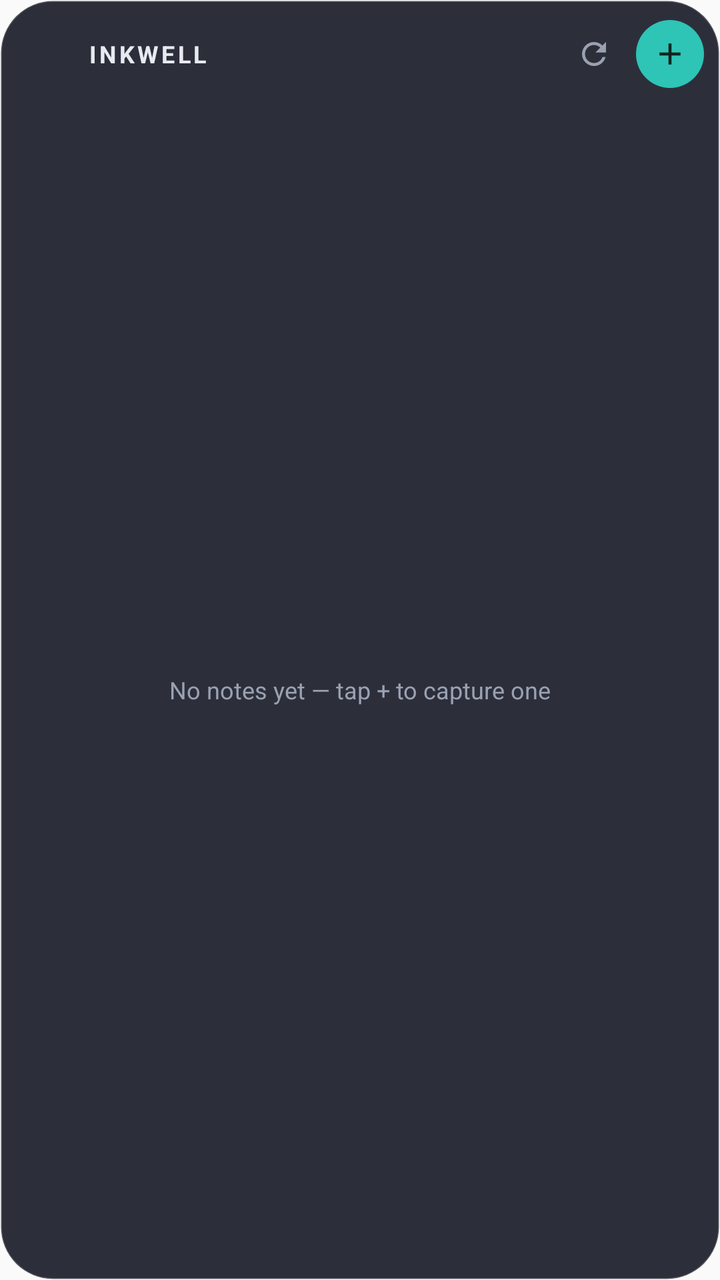
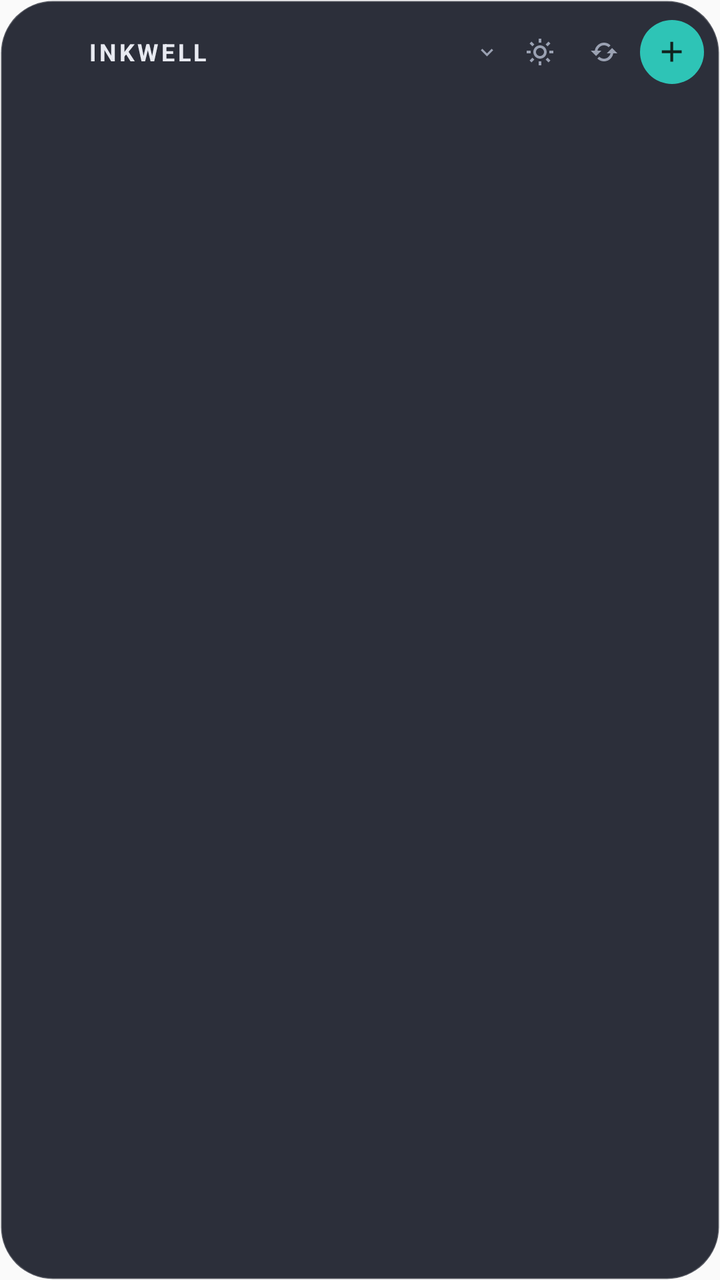

Two renders of the same Android screen: before a commit and after it. Below are the layout's source before the change and the commit's diff.
<!-- AndroidManifest.xml: application theme AppTheme -->
<!-- res/layout/widget_large.xml -->
<?xml version="1.0" encoding="utf-8"?>
<LinearLayout xmlns:android="http://schemas.android.com/apk/res/android"
    android:layout_width="match_parent"
    android:layout_height="match_parent"
    android:background="@drawable/widget_bg"
    android:orientation="vertical">

    <LinearLayout
        android:id="@+id/widget_header"
        android:layout_width="match_parent"
        android:layout_height="wrap_content"
        android:gravity="center_vertical"
        android:orientation="horizontal"
        android:paddingLeft="14dp"
        android:paddingTop="10dp"
        android:paddingRight="8dp"
        android:paddingBottom="6dp">

        <ImageView
            android:layout_width="22dp"
            android:layout_height="22dp"
            android:contentDescription="@string/app_name"
            android:src="@mipmap/ic_launcher" />

        <TextView
            android:layout_width="0dp"
            android:layout_height="wrap_content"
            android:layout_marginStart="8dp"
            android:layout_weight="1"
            android:letterSpacing="0.12"
            android:text="@string/app_name"
            android:textAllCaps="true"
            android:textColor="@color/widget_text"
            android:textSize="12sp"
            android:textStyle="bold" />

        <ImageView
            android:id="@+id/widget_refresh"
            android:layout_width="34dp"
            android:layout_height="34dp"
            android:contentDescription="@string/widget_refresh"
            android:padding="8dp"
            android:src="@drawable/widget_ic_refresh" />

        <FrameLayout
            android:id="@+id/widget_add"
            android:layout_width="34dp"
            android:layout_height="34dp"
            android:layout_marginStart="4dp"
            android:background="@drawable/widget_add_bg">

            <ImageView
                android:layout_width="18dp"
                android:layout_height="18dp"
                android:layout_gravity="center"
                android:contentDescription="@string/widget_new_note"
                android:src="@drawable/widget_ic_add" />
        </FrameLayout>
    </LinearLayout>

    <FrameLayout
        android:layout_width="match_parent"
        android:layout_height="0dp"
        android:layout_weight="1">

        <ListView
            android:id="@+id/widget_list"
            android:layout_width="match_parent"
            android:layout_height="match_parent"
            android:divider="@null"
            android:dividerHeight="0dp" />

        <TextView
            android:id="@+id/widget_empty"
            android:layout_width="match_parent"
            android:layout_height="match_parent"
            android:gravity="center"
            android:padding="16dp"
            android:text="@string/widget_empty"
            android:textColor="@color/widget_muted"
            android:textSize="12sp" />
    </FrameLayout>
</LinearLayout>
<!-- resources referenced by this layout -->
<resources>
  <color name="widget_muted">#FF9AA1B2</color>
  <color name="widget_text">#FFE8EAF1</color>
  <!-- drawable widget_ic_add (drawable) -->
  <?xml version="1.0" encoding="utf-8"?>
  <vector xmlns:android="http://schemas.android.com/apk/res/android"
      android:width="24dp"
      android:height="24dp"
      android:viewportWidth="24"
      android:viewportHeight="24">
      <path
          android:fillColor="#FF10231F"
          android:pathData="M11,5h2v6h6v2h-6v6h-2v-6H5v-2h6z" />
  </vector>
  <!-- drawable widget_ic_refresh (drawable) -->
  <?xml version="1.0" encoding="utf-8"?>
  <vector xmlns:android="http://schemas.android.com/apk/res/android"
      android:width="24dp"
      android:height="24dp"
      android:viewportWidth="24"
      android:viewportHeight="24">
      <path
          android:fillColor="#FF9AA1B2"
          android:pathData="M17.65,6.35C16.2,4.9 14.21,4 12,4c-4.42,0 -7.99,3.58 -8,8s3.57,8 8,8c3.73,0 6.84,-2.55 7.73,-6h-2.08c-0.82,2.33 -3.04,4 -5.65,4 -3.31,0 -6,-2.69 -6,-6s2.69,-6 6,-6c1.66,0 3.14,0.69 4.22,1.78L13,11h7V4l-2.35,2.35z" />
  </vector>
  <string name="app_name">Inkwell</string>
  <string name="widget_empty">No notes yet — tap + to capture one</string>
  <string name="widget_new_note">New note</string>
  <string name="widget_refresh">Refresh</string>
  <!-- unchanged entries left out for length: 4 -->
</resources>

<!-- the commit's change to res/layout/widget_large.xml (unified diff, before → after) -->
@@ -14,7 +14,7 @@
         android:paddingLeft="14dp"
         android:paddingTop="10dp"
         android:paddingRight="8dp"
-        android:paddingBottom="6dp">
+        android:paddingBottom="2dp">
 
         <ImageView
             android:layout_width="22dp"
@@ -23,10 +23,9 @@
             android:src="@mipmap/ic_launcher" />
 
         <TextView
-            android:layout_width="0dp"
+            android:layout_width="wrap_content"
             android:layout_height="wrap_content"
             android:layout_marginStart="8dp"
-            android:layout_weight="1"
             android:letterSpacing="0.12"
             android:text="@string/app_name"
             android:textAllCaps="true"
@@ -34,50 +33,421 @@
             android:textSize="12sp"
             android:textStyle="bold" />
 
+        <TextView
+            android:id="@+id/widget_count"
+            android:layout_width="0dp"
+            android:layout_height="wrap_content"
+            android:layout_marginStart="8dp"
+            android:layout_weight="1"
+            android:ellipsize="end"
+            android:maxLines="1"
+            android:textColor="@color/widget_muted"
+            android:textSize="10.5sp" />
+
+        <ImageView
+            android:id="@+id/widget_menu"
+            android:layout_width="13dp"
+            android:layout_height="13dp"
+            android:layout_marginEnd="4dp"
+            android:contentDescription="@string/widget_menu"
+            android:src="@drawable/ic_chevron_down" />
+
+        <ImageView
+            android:id="@+id/widget_journal"
+            android:layout_width="32dp"
+            android:layout_height="32dp"
+            android:contentDescription="@string/widget_journal"
+            android:padding="8dp"
+            android:src="@drawable/widget_ic_journal" />
+
         <ImageView
             android:id="@+id/widget_refresh"
-            android:layout_width="34dp"
-            android:layout_height="34dp"
+            android:layout_width="32dp"
+            android:layout_height="32dp"
             android:contentDescription="@string/widget_refresh"
             android:padding="8dp"
             android:src="@drawable/widget_ic_refresh" />
 
         <FrameLayout
             android:id="@+id/widget_add"
-            android:layout_width="34dp"
-            android:layout_height="34dp"
-            android:layout_marginStart="4dp"
+            android:layout_width="32dp"
+            android:layout_height="32dp"
+            android:layout_marginStart="2dp"
             android:background="@drawable/widget_add_bg">
 
             <ImageView
-                android:layout_width="18dp"
-                android:layout_height="18dp"
+                android:layout_width="17dp"
+                android:layout_height="17dp"
                 android:layout_gravity="center"
                 android:contentDescription="@string/widget_new_note"
                 android:src="@drawable/widget_ic_add" />
         </FrameLayout>
     </LinearLayout>
 
-    <FrameLayout
+    <LinearLayout
+        android:id="@+id/row1"
+        android:layout_width="match_parent"
+        android:layout_height="wrap_content"
+        android:gravity="center_vertical"
+        android:orientation="horizontal"
+        android:paddingLeft="14dp"
+        android:paddingTop="4dp"
+        android:paddingRight="14dp"
+        android:paddingBottom="4dp"
+        android:visibility="gone">
+
+        <View
+            android:id="@+id/row1_color"
+            android:layout_width="3dp"
+            android:layout_height="26dp"
+            android:layout_marginEnd="8dp"
+            android:background="@color/widget_accent" />
+
+        <LinearLayout
+            android:layout_width="0dp"
+            android:layout_height="wrap_content"
+            android:layout_weight="1"
+            android:orientation="vertical">
+
+            <LinearLayout
+                android:layout_width="match_parent"
+                android:layout_height="wrap_content"
+                android:gravity="center_vertical"
+                android:orientation="horizontal">
+
+                <ImageView
+                    android:id="@+id/row1_pin"
+                    android:layout_width="10dp"
+                    android:layout_height="10dp"
+                    android:layout_marginEnd="4dp"
+                    android:contentDescription="@string/widget_pinned"
+                    android:src="@drawable/widget_ic_pin"
+                    android:visibility="gone" />
+
+                <TextView
+                    android:id="@+id/row1_title"
+                    android:layout_width="0dp"
+                    android:layout_height="wrap_content"
+                    android:layout_weight="1"
+                    android:ellipsize="end"
+                    android:maxLines="1"
+                    android:textColor="@color/widget_text"
+                    android:textSize="13sp"
+                    android:textStyle="bold" />
+
+                <TextView
+                    android:id="@+id/row1_date"
+                    android:layout_width="wrap_content"
+                    android:layout_height="wrap_content"
+                    android:layout_marginStart="6dp"
+                    android:textColor="@color/widget_faint"
+                    android:textSize="9.5sp" />
+            </LinearLayout>
+
+            <TextView
+                android:id="@+id/row1_snippet"
+                android:layout_width="match_parent"
+                android:layout_height="wrap_content"
+                android:ellipsize="end"
+                android:maxLines="1"
+                android:textColor="@color/widget_muted"
+                android:textSize="11sp" />
+        </LinearLayout>
+    </LinearLayout>
+
+    <LinearLayout
+        android:id="@+id/row2"
+        android:layout_width="match_parent"
+        android:layout_height="wrap_content"
+        android:gravity="center_vertical"
+        android:orientation="horizontal"
+        android:paddingLeft="14dp"
+        android:paddingTop="4dp"
+        android:paddingRight="14dp"
+        android:paddingBottom="4dp"
+        android:visibility="gone">
+
+        <View
+            android:id="@+id/row2_color"
+            android:layout_width="3dp"
+            android:layout_height="26dp"
+            android:layout_marginEnd="8dp"
+            android:background="@color/widget_accent" />
+
+        <LinearLayout
+            android:layout_width="0dp"
+            android:layout_height="wrap_content"
+            android:layout_weight="1"
+            android:orientation="vertical">
+
+            <LinearLayout
+                android:layout_width="match_parent"
+                android:layout_height="wrap_content"
+                android:gravity="center_vertical"
+                android:orientation="horizontal">
+
+                <ImageView
+                    android:id="@+id/row2_pin"
+                    android:layout_width="10dp"
+                    android:layout_height="10dp"
+                    android:layout_marginEnd="4dp"
+                    android:contentDescription="@string/widget_pinned"
+                    android:src="@drawable/widget_ic_pin"
+                    android:visibility="gone" />
+
+                <TextView
+                    android:id="@+id/row2_title"
+                    android:layout_width="0dp"
+                    android:layout_height="wrap_content"
+                    android:layout_weight="1"
+                    android:ellipsize="end"
+                    android:maxLines="1"
+                    android:textColor="@color/widget_text"
+                    android:textSize="13sp"
+                    android:textStyle="bold" />
+
+                <TextView
+                    android:id="@+id/row2_date"
+                    android:layout_width="wrap_content"
+                    android:layout_height="wrap_content"
+                    android:layout_marginStart="6dp"
+                    android:textColor="@color/widget_faint"
+                    android:textSize="9.5sp" />
+            </LinearLayout>
+
+            <TextView
+                android:id="@+id/row2_snippet"
+                android:layout_width="match_parent"
+                android:layout_height="wrap_content"
+                android:ellipsize="end"
+                android:maxLines="1"
+                android:textColor="@color/widget_muted"
+                android:textSize="11sp" />
+        </LinearLayout>
+    </LinearLayout>
+
+    <LinearLayout
+        android:id="@+id/row3"
+        android:layout_width="match_parent"
+        android:layout_height="wrap_content"
+        android:gravity="center_vertical"
+        android:orientation="horizontal"
+        android:paddingLeft="14dp"
+        android:paddingTop="4dp"
+        android:paddingRight="14dp"
+        android:paddingBottom="4dp"
+        android:visibility="gone">
+
+        <View
+            android:id="@+id/row3_color"
+            android:layout_width="3dp"
+            android:layout_height="26dp"
+            android:layout_marginEnd="8dp"
+            android:background="@color/widget_accent" />
+
+        <LinearLayout
+            android:layout_width="0dp"
+            android:layout_height="wrap_content"
+            android:layout_weight="1"
+            android:orientation="vertical">
+
+            <LinearLayout
+                android:layout_width="match_parent"
+                android:layout_height="wrap_content"
+                android:gravity="center_vertical"
+                android:orientation="horizontal">
+
+                <ImageView
+                    android:id="@+id/row3_pin"
+                    android:layout_width="10dp"
+                    android:layout_height="10dp"
+                    android:layout_marginEnd="4dp"
+                    android:contentDescription="@string/widget_pinned"
+                    android:src="@drawable/widget_ic_pin"
+                    android:visibility="gone" />
+
+                <TextView
+                    android:id="@+id/row3_title"
+                    android:layout_width="0dp"
+                    android:layout_height="wrap_content"
+                    android:layout_weight="1"
+                    android:ellipsize="end"
+                    android:maxLines="1"
+                    android:textColor="@color/widget_text"
+                    android:textSize="13sp"
+                    android:textStyle="bold" />
+
+                <TextView
+                    android:id="@+id/row3_date"
+                    android:layout_width="wrap_content"
+                    android:layout_height="wrap_content"
+                    android:layout_marginStart="6dp"
+                    android:textColor="@color/widget_faint"
+                    android:textSize="9.5sp" />
+            </LinearLayout>
+
+            <TextView
+                android:id="@+id/row3_snippet"
+                android:layout_width="match_parent"
+                android:layout_height="wrap_content"
+                android:ellipsize="end"
+                android:maxLines="1"
+                android:textColor="@color/widget_muted"
+                android:textSize="11sp" />
+        </LinearLayout>
+    </LinearLayout>
+
+    <LinearLayout
+        android:id="@+id/row4"
+        android:layout_width="match_parent"
+        android:layout_height="wrap_content"
+        android:gravity="center_vertical"
+        android:orientation="horizontal"
+        android:paddingLeft="14dp"
+        android:paddingTop="4dp"
+        android:paddingRight="14dp"
+        android:paddingBottom="4dp"
+        android:visibility="gone">
+
+        <View
+            android:id="@+id/row4_color"
+            android:layout_width="3dp"
+            android:layout_height="26dp"
+            android:layout_marginEnd="8dp"
+            android:background="@color/widget_accent" />
+
+        <LinearLayout
+            android:layout_width="0dp"
+            android:layout_height="wrap_content"
+            android:layout_weight="1"
+            android:orientation="vertical">
+
+            <LinearLayout
+                android:layout_width="match_parent"
+                android:layout_height="wrap_content"
+                android:gravity="center_vertical"
+                android:orientation="horizontal">
+
+                <ImageView
+                    android:id="@+id/row4_pin"
+                    android:layout_width="10dp"
+                    android:layout_height="10dp"
+                    android:layout_marginEnd="4dp"
+                    android:contentDescription="@string/widget_pinned"
+                    android:src="@drawable/widget_ic_pin"
+                    android:visibility="gone" />
+
+                <TextView
+                    android:id="@+id/row4_title"
+                    android:layout_width="0dp"
+                    android:layout_height="wrap_content"
+                    android:layout_weight="1"
+                    android:ellipsize="end"
+                    android:maxLines="1"
+                    android:textColor="@color/widget_text"
+                    android:textSize="13sp"
+                    android:textStyle="bold" />
+
+                <TextView
+                    android:id="@+id/row4_date"
+                    android:layout_width="wrap_content"
+                    android:layout_height="wrap_content"
+                    android:layout_marginStart="6dp"
+                    android:textColor="@color/widget_faint"
+                    android:textSize="9.5sp" />
+            </LinearLayout>
+
+            <TextView
+                android:id="@+id/row4_snippet"
+                android:layout_width="match_parent"
+                android:layout_height="wrap_content"
+                android:ellipsize="end"
+                android:maxLines="1"
+                android:textColor="@color/widget_muted"
+                android:textSize="11sp" />
+        </LinearLayout>
+    </LinearLayout>
+
+    <LinearLayout
+        android:id="@+id/row5"
+        android:layout_width="match_parent"
+        android:layout_height="wrap_content"
+        android:gravity="center_vertical"
+        android:orientation="horizontal"
+        android:paddingLeft="14dp"
+        android:paddingTop="4dp"
+        android:paddingRight="14dp"
+        android:paddingBottom="4dp"
+        android:visibility="gone">
+
+        <View
+            android:id="@+id/row5_color"
+            android:layout_width="3dp"
+            android:layout_height="26dp"
+            android:layout_marginEnd="8dp"
+            android:background="@color/widget_accent" />
+
+        <LinearLayout
+            android:layout_width="0dp"
+            android:layout_height="wrap_content"
+            android:layout_weight="1"
+            android:orientation="vertical">
+
+            <LinearLayout
+                android:layout_width="match_parent"
+                android:layout_height="wrap_content"
+                android:gravity="center_vertical"
+                android:orientation="horizontal">
+
+                <ImageView
+                    android:id="@+id/row5_pin"
+                    android:layout_width="10dp"
+                    android:layout_height="10dp"
+                    android:layout_marginEnd="4dp"
+                    android:contentDescription="@string/widget_pinned"
+                    android:src="@drawable/widget_ic_pin"
+                    android:visibility="gone" />
+
+                <TextView
+                    android:id="@+id/row5_title"
+                    android:layout_width="0dp"
+                    android:layout_height="wrap_content"
+                    android:layout_weight="1"
+                    android:ellipsize="end"
+                    android:maxLines="1"
+                    android:textColor="@color/widget_text"
+                    android:textSize="13sp"
+                    android:textStyle="bold" />
+
+                <TextView
+                    android:id="@+id/row5_date"
+                    android:layout_width="wrap_content"
+                    android:layout_height="wrap_content"
+                    android:layout_marginStart="6dp"
+                    android:textColor="@color/widget_faint"
+                    android:textSize="9.5sp" />
+            </LinearLayout>
+
+            <TextView
+                android:id="@+id/row5_snippet"
+                android:layout_width="match_parent"
+                android:layout_height="wrap_content"
+                android:ellipsize="end"
+                android:maxLines="1"
+                android:textColor="@color/widget_muted"
+                android:textSize="11sp" />
+        </LinearLayout>
+    </LinearLayout>
+
+    <TextView
+        android:id="@+id/widget_empty"
         android:layout_width="match_parent"
         android:layout_height="0dp"
-        android:layout_weight="1">
-
-        <ListView
-            android:id="@+id/widget_list"
-            android:layout_width="match_parent"
-            android:layout_height="match_parent"
-            android:divider="@null"
-            android:dividerHeight="0dp" />
-
-        <TextView
-            android:id="@+id/widget_empty"
-            android:layout_width="match_parent"
-            android:layout_height="match_parent"
-            android:gravity="center"
-            android:padding="16dp"
-            android:text="@string/widget_empty"
-            android:textColor="@color/widget_muted"
-            android:textSize="12sp" />
-    </FrameLayout>
+        android:layout_weight="1"
+        android:gravity="center"
+        android:padding="12dp"
+        android:text="@string/widget_empty"
+        android:textColor="@color/widget_muted"
+        android:textSize="12sp"
+        android:visibility="gone" />
 </LinearLayout>
<!-- resource entries referenced after the edit -->
@@ -1,7 +1,20 @@
 <!-- resources referenced by this layout -->
 <resources>
+  <color name="widget_accent">#FF2EC4B6</color>
+  <color name="widget_faint">#FF6B7180</color>
   <color name="widget_muted">#FF9AA1B2</color>
   <color name="widget_text">#FFE8EAF1</color>
+  <!-- drawable ic_chevron_down (drawable) -->
+  <?xml version="1.0" encoding="utf-8"?>
+  <vector xmlns:android="http://schemas.android.com/apk/res/android"
+      android:width="24dp"
+      android:height="24dp"
+      android:viewportWidth="24"
+      android:viewportHeight="24">
+      <path
+          android:fillColor="#FF9AA1B2"
+          android:pathData="M16.293 9.293 12 13.586 7.707 9.293l-1.414 1.414L12 16.414l5.707-5.707z" />
+  </vector>
   <!-- drawable widget_ic_add (drawable) -->
   <?xml version="1.0" encoding="utf-8"?>
   <vector xmlns:android="http://schemas.android.com/apk/res/android"
@@ -11,7 +24,29 @@
       android:viewportHeight="24">
       <path
           android:fillColor="#FF10231F"
-          android:pathData="M11,5h2v6h6v2h-6v6h-2v-6H5v-2h6z" />
+          android:pathData="M19,11h-6V5h-2v6H5v2h6v6h2v-6h6z" />
+  </vector>
+  <!-- drawable widget_ic_journal (drawable) -->
+  <?xml version="1.0" encoding="utf-8"?>
+  <vector xmlns:android="http://schemas.android.com/apk/res/android"
+      android:width="24dp"
+      android:height="24dp"
+      android:viewportWidth="24"
+      android:viewportHeight="24">
+      <path
+          android:fillColor="#FF9AA1B2"
+          android:pathData="M6.993,12c0,2.761 2.246,5.007 5.007,5.007s5.007,-2.246 5.007,-5.007S14.761,6.993 12,6.993 6.993,9.239 6.993,12zM12,8.993c1.658,0 3.007,1.349 3.007,3.007S13.658,15.007 12,15.007 8.993,13.658 8.993,12 10.342,8.993 12,8.993zM10.998,19h2v3h-2zM10.998,2h2v3h-2zM1.998,11h3v2h-3zM18.998,11h3v2h-3zM4.219,18.363l2.12,-2.122 1.415,1.414 -2.12,2.122zM16.24,6.344l2.122,-2.122 1.414,1.414 -2.122,2.122zM6.342,7.759L4.22,5.637l1.415,-1.414 2.12,2.122zM19.776,18.364l-1.414,1.414 -2.122,-2.122 1.414,-1.414z" />
+  </vector>
+  <!-- drawable widget_ic_pin (drawable) -->
+  <?xml version="1.0" encoding="utf-8"?>
+  <vector xmlns:android="http://schemas.android.com/apk/res/android"
+      android:width="24dp"
+      android:height="24dp"
+      android:viewportWidth="24"
+      android:viewportHeight="24">
+      <path
+          android:fillColor="#FF2EC4B6"
+          android:pathData="M15,11.586V6h2V4a2,2 0,0 0,-2 -2H9a2,2 0,0 0,-2 2v2h2v5.586l-2.707,1.707A0.996,0.996 0,0 0,6 14v2a1,1 0,0 0,1 1h4v3l1,2 1,-2v-3h4a1,1 0,0 0,1 -1v-2a0.996,0.996 0,0 0,-0.293 -0.707L15,11.586z" />
   </vector>
   <!-- drawable widget_ic_refresh (drawable) -->
   <?xml version="1.0" encoding="utf-8"?>
@@ -22,11 +57,14 @@
       android:viewportHeight="24">
       <path
           android:fillColor="#FF9AA1B2"
-          android:pathData="M17.65,6.35C16.2,4.9 14.21,4 12,4c-4.42,0 -7.99,3.58 -8,8s3.57,8 8,8c3.73,0 6.84,-2.55 7.73,-6h-2.08c-0.82,2.33 -3.04,4 -5.65,4 -3.31,0 -6,-2.69 -6,-6s2.69,-6 6,-6c1.66,0 3.14,0.69 4.22,1.78L13,11h7V4l-2.35,2.35z" />
+          android:pathData="M10,11H7.101l0.001,-0.009a4.956,4.956 0,0 1,0.752 -1.787 5.054,5.054 0,0 1,2.2 -1.811c0.302,-0.128 0.617,-0.226 0.938,-0.291a5.078,5.078 0,0 1,2.018 0 4.978,4.978 0,0 1,2.525 1.361l1.416,-1.412a7.036,7.036 0,0 0,-2.224 -1.501 6.921,6.921 0,0 0,-1.315 -0.408 7.079,7.079 0,0 0,-2.819 0 6.94,6.94 0,0 0,-1.316 0.409 7.04,7.04 0,0 0,-3.08 2.534 6.978,6.978 0,0 0,-1.054 2.505c-0.028,0.135 -0.043,0.273 -0.063,0.41H2l4,4 4,-4zM14,13h2.899l-0.001,0.008a4.976,4.976 0,0 1,-2.103 3.138 4.943,4.943 0,0 1,-1.787 0.752 5.073,5.073 0,0 1,-2.017 0 4.956,4.956 0,0 1,-1.787 -0.752 5.072,5.072 0,0 1,-0.74 -0.61L7.05,16.95a7.032,7.032 0,0 0,2.225 1.5c0.424,0.18 0.867,0.317 1.315,0.408a7.07,7.07 0,0 0,2.818 0 7.031,7.031 0,0 0,4.395 -2.945 6.974,6.974 0,0 0,1.053 -2.503c0.027,-0.135 0.043,-0.273 0.063,-0.41H22l-4,-4 -4,4z" />
   </vector>
   <string name="app_name">Inkwell</string>
   <string name="widget_empty">No notes yet — tap + to capture one</string>
+  <string name="widget_journal">Today\'s journal</string>
+  <string name="widget_menu">Quick actions</string>
   <string name="widget_new_note">New note</string>
+  <string name="widget_pinned">Pinned</string>
   <string name="widget_refresh">Refresh</string>
   <!-- unchanged entries left out for length: 4 -->
 </resources>
